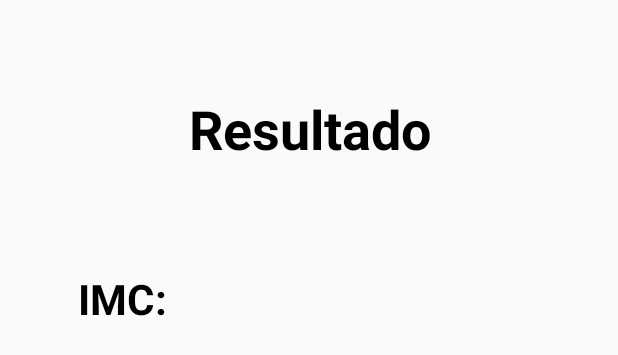
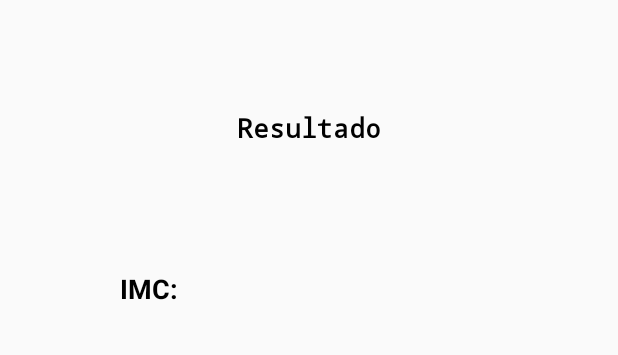
Before and after one commit to amandaviceconte/AppCalculoCaloria, an Android app: the layout activity_resultado.xml on its own in the app's theme, with its tools: preview values and no code run, on a phone screen of 412 x 824 dp. Shown: the top 355 px of the screen. Run offline under Robolectric (Android 15) with nearby library versions, the phone set to English and light mode, and no system bars.

```diff
--- a/app/src/main/java/com/matheuseamanda/calculoimc/CalculoIMC.java
+++ b/app/src/main/java/com/matheuseamanda/calculoimc/CalculoIMC.java
@@ -26,7 +26,6 @@ public class CalculoIMC extends AppCompatActivity {
 
         final EditText pegarPeso = (EditText) findViewById (R.id.pegarPeso);
         final EditText pegarAltura = (EditText) findViewById(R.id.pegarAltura);
-        final TextView result = (TextView) findViewById(R.id.resultadoTeste);
 
         Button calcular = (Button) findViewById(R.id.ButtonCalcular);
 
--- a/app/src/main/res/layout/activity_inicio.xml
+++ b/app/src/main/res/layout/activity_inicio.xml
@@ -40,7 +40,9 @@
         android:id="@+id/textView"
         android:layout_width="349dp"
         android:layout_height="324dp"
+        android:singleLine="false"
         android:text="IMC é a sigla para Índice de Massa Corporal que serve para avaliar o peso do indivíduo em relação à sua altura e assim indicar se está dentro do peso ideal, acima ou abaixo do peso desejado."
+        android:textAppearance="@style/TextAppearance.AppCompat"
         android:textSize="30sp"
         app:layout_constraintBottom_toTopOf="@+id/TelaCalcular"
         app:layout_constraintEnd_toEndOf="parent"
--- a/app/src/main/res/layout/activity_resultado.xml
+++ b/app/src/main/res/layout/activity_resultado.xml
@@ -8,13 +8,14 @@
 
     <TextView
         android:id="@+id/textView5"
-        android:layout_width="197dp"
+        android:layout_width="210dp"
         android:layout_height="47dp"
         android:gravity="center"
         android:text="Resultado"
         android:textColor="@android:color/black"
-        android:textSize="36sp"
+        android:textSize="18sp"
         android:textStyle="bold"
+        app:fontFamily="monospace"
         app:layout_constraintBottom_toBottomOf="parent"
         app:layout_constraintEnd_toEndOf="parent"
         app:layout_constraintHorizontal_bias="0.502"
@@ -26,11 +27,11 @@
         android:id="@+id/textView6"
         android:layout_width="72dp"
         android:layout_height="42dp"
-        android:layout_marginLeft="52dp"
-        android:layout_marginStart="52dp"
+        android:layout_marginLeft="80dp"
+        android:layout_marginStart="80dp"
         android:text="IMC:"
         android:textColor="@android:color/black"
-        android:textSize="28sp"
+        android:textSize="18sp"
         android:textStyle="bold"
         app:layout_constraintBottom_toBottomOf="parent"
         app:layout_constraintStart_toStartOf="parent"
@@ -42,7 +43,7 @@
         android:layout_width="201dp"
         android:layout_height="43dp"
         android:textColor="@android:color/black"
-        android:textSize="30sp"
+        android:textSize="18sp"
         android:textStyle="bold"
         app:layout_constraintBottom_toBottomOf="parent"
         app:layout_constraintEnd_toEndOf="parent"
```
